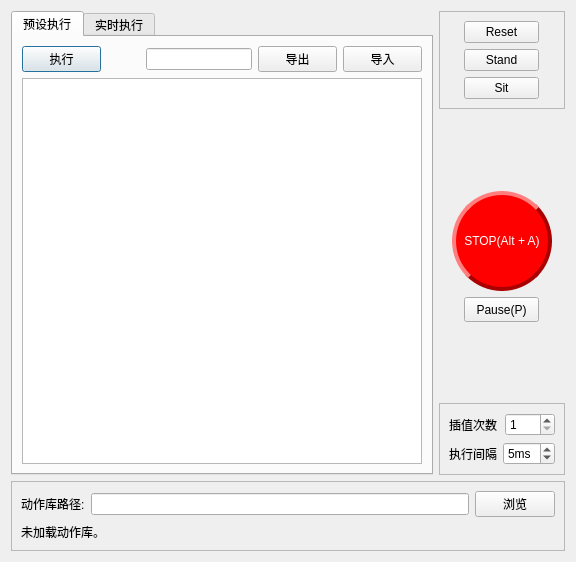
First picture: the form in offlinesequencecontrol.ui, repository lianglunfei/Robot2020-QT, before the edit.
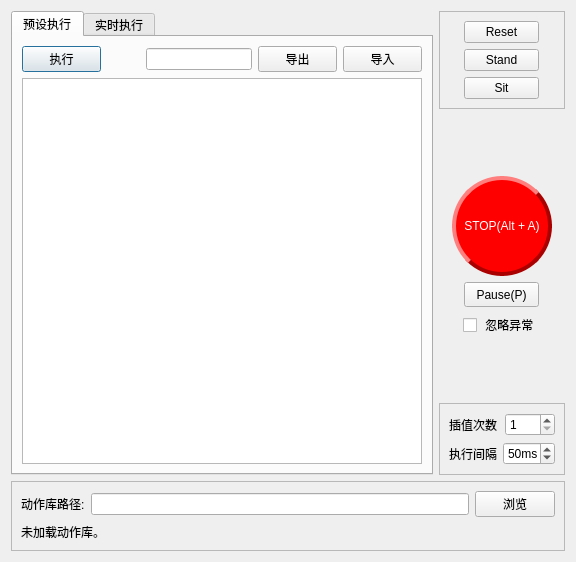
Second picture: the form after the edit. Custom widgets are drawn as their Qt base class.

Patch:
```diff
--- a/offlinesequencecontrol.ui
+++ b/offlinesequencecontrol.ui
@@ -509,6 +509,13 @@
          </property>
         </widget>
        </item>
+       <item alignment="Qt::AlignHCenter">
+        <widget class="QCheckBox" name="ignoreCheckBox">
+         <property name="text">
+          <string> 忽略异常</string>
+         </property>
+        </widget>
+       </item>
        <item>
         <spacer name="verticalSpacer_2">
          <property name="orientation">
@@ -585,7 +592,7 @@
                <number>5000</number>
               </property>
               <property name="value">
-               <number>5</number>
+               <number>50</number>
               </property>
              </widget>
             </item>
```
Left out of the diff: 2 changed lines with no effect on the pictures.
